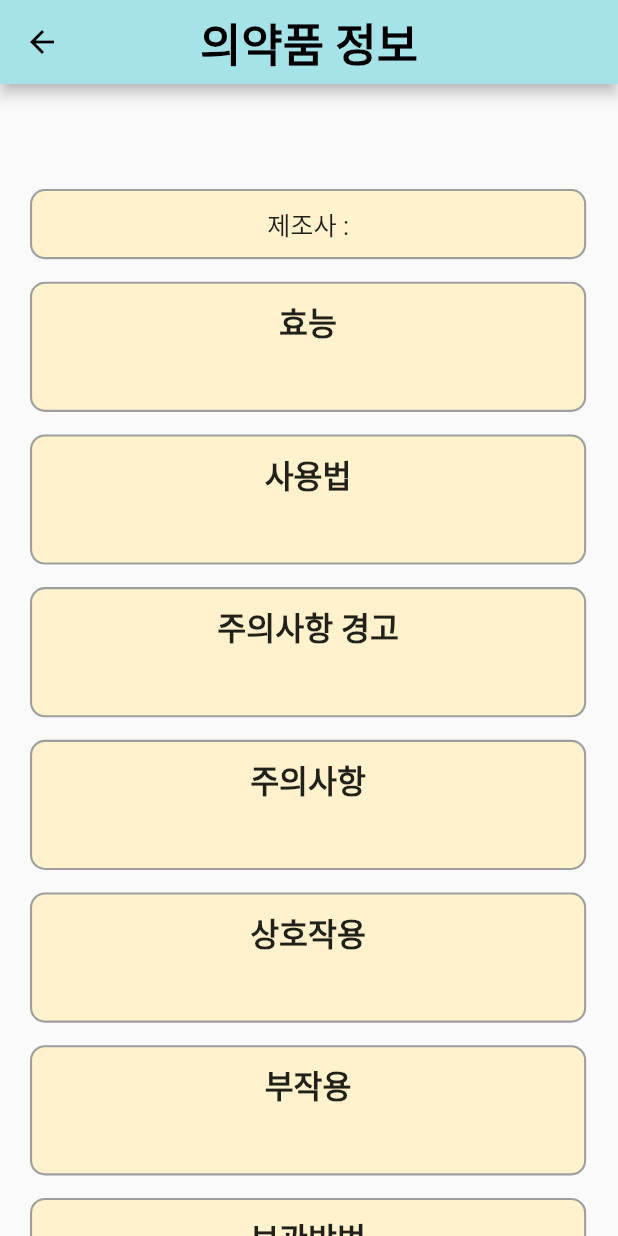
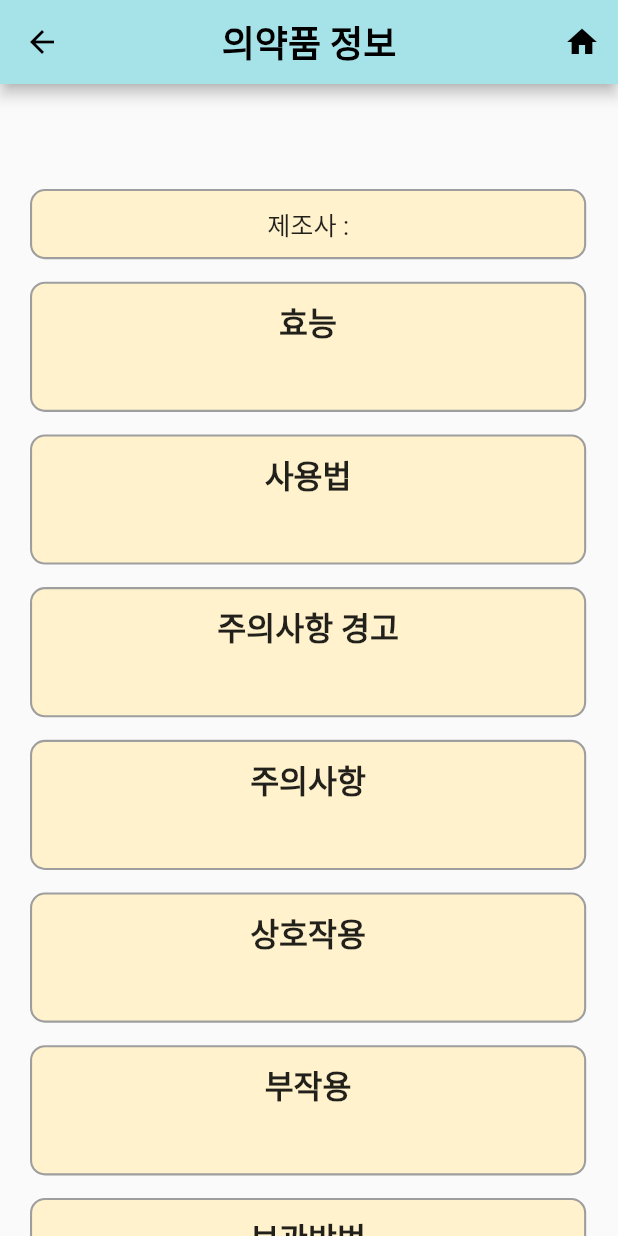
Before and after one commit to sphy1597/flutter-1, a Flutter app: the SearchPage screen opened directly with empty values, on a phone screen of 412 x 824 dp. Run offline on Flutter 3.47's test engine with Material 2 defaults, Android fonts, the phone set to English and light mode, and no system bars; our stand-ins replace audioplayers, image_picker, shared_preferences; missing offline and left inert: alarm, qr_code_scanner, time_picker_sheet; accounts and stored records are empty; Roboto replaces fonts that are missing (Cafe24).

Commit message:
add: 약 검색 정보 페이지 홈버튼

```diff
--- a/lib/search/searchPage.dart
+++ b/lib/search/searchPage.dart
@@ -1,4 +1,5 @@
 import 'package:flutter/material.dart';
+import 'package:app/main.dart';
 
 class SearchPage extends StatefulWidget {
   final dynamic item;
@@ -19,7 +20,25 @@ class _SearchPageState extends State<SearchPage> {
               color: Colors.black,
               fontWeight: FontWeight.bold,
             ),
-            textScaleFactor: 1.5),
+            textScaleFactor: 1.2),
+        leading: IconButton(
+          onPressed: () {
+            Navigator.pop(context);
+          },
+          icon: const Icon(Icons.arrow_back),
+        ),
+        actions: [
+          IconButton(
+            onPressed: () {
+              Navigator.popUntil(context, (route) => false);
+              Navigator.push(
+                context,
+                MaterialPageRoute(builder: (context) => const MyApp()),
+              );
+            },
+            icon: const Icon(Icons.home),
+          ),
+        ],
       ),
       body: SingleChildScrollView(
           physics: const AlwaysScrollableScrollPhysics(),
```
